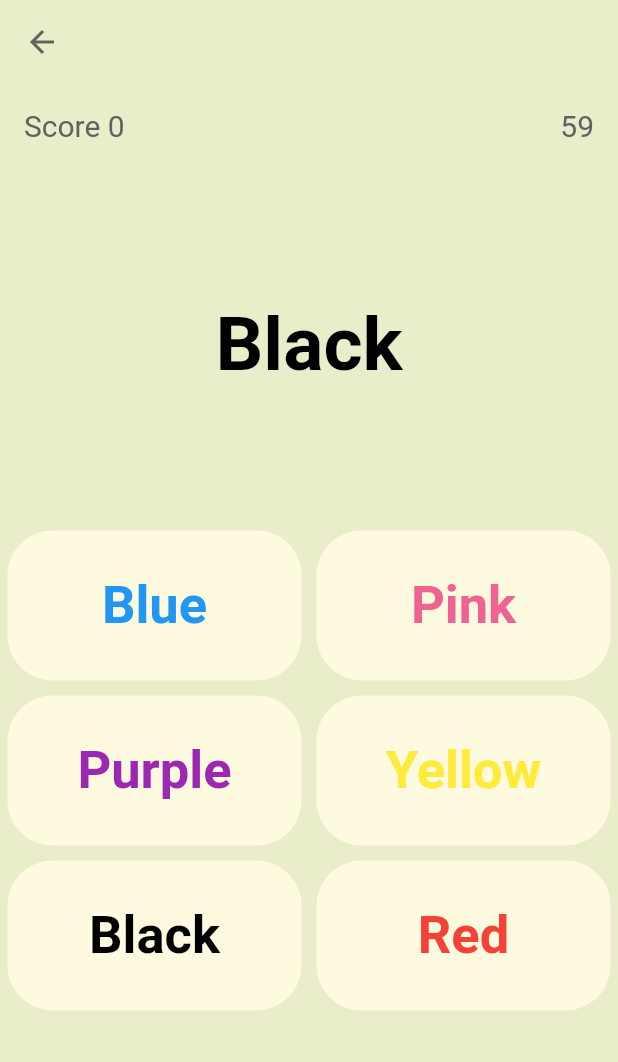
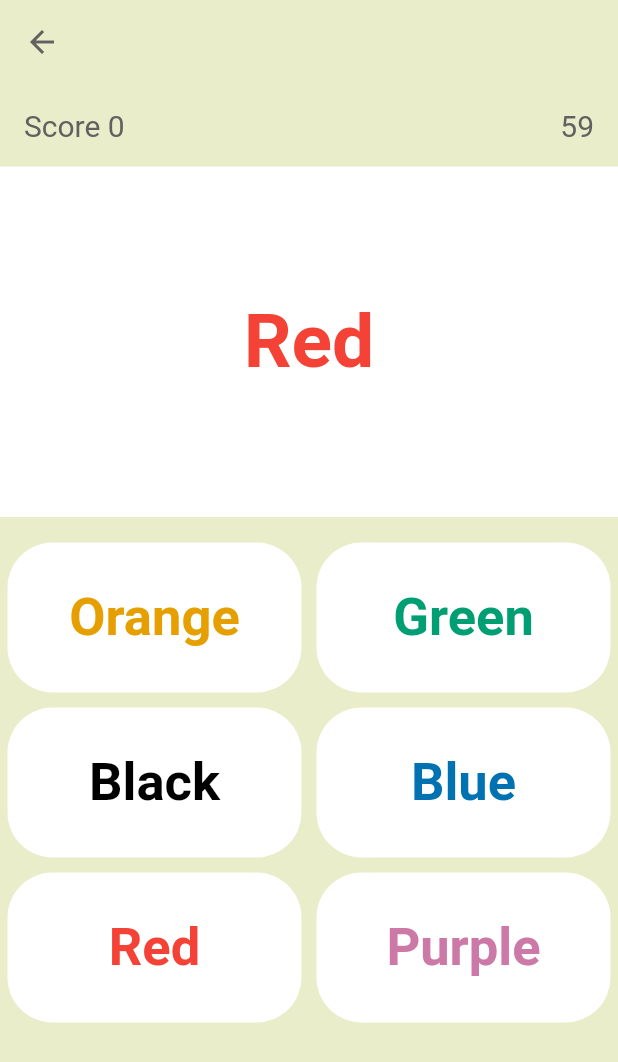
Before and after one commit to rinnbiesun/color_game, a Flutter app: the GamePage screen opened by its route, on a phone screen of 412 x 824 dp. Shown: the top 1062 px of the screen. Run offline on Flutter 3.47's test engine with Material 2 defaults, Android fonts, the light colour scheme and no system bars; our stand-ins replace device_info_plus, firebase_core, firebase_database, flutter_riverpod, sqflite; accounts and stored records are empty; generated files the repository leaves out were written again.

Commit message:
Update color list. Improve UX.

```diff
--- a/lib/app_color.dart
+++ b/lib/app_color.dart
@@ -18,18 +18,16 @@ class AppColor {
   static const appBarBackgroundColor = 0xffe9edc9;
   static const generalBackgroundColor = 0xffe9edc9;
   static const generalTextColor = 0xFF616161;
-  static const buttonBackgroundColor = 0xfffefae0;
+  static const buttonBackgroundColor = 0xffffffff;
 
-  static const colorBlue = Colors.blue;
+  static const colorBlue = Color(0xff0072b2);
   static const colorRed = Colors.red;
-  static const colorGreen = Colors.green;
-  static const colorYellow = Colors.yellow;
-  static const colorOrange = Colors.orange;
-  static const colorPurple = Colors.purple;
-  static const colorBrown = Colors.brown;
+  static const colorGreen = Color(0xff009e73);
+  static const colorYellow = Color(0xfff0e442);
+  static const colorOrange = Color(0xffe69f00);
+  static const colorPurple = Color(0xffcc79a7);
   static const colorBlack = Colors.black;
-  static const colorPink = Color(0xFFF06292);
-  static const colorGrey = Colors.grey;
+  static const colorSkyBlue = Color(0xff56b4e9);
 
   static const colorKeyBlue = 'blue';
   static const colorKeyRed = 'red';
@@ -37,10 +35,8 @@ class AppColor {
   static const colorKeyYellow = 'yellow';
   static const colorKeyOrange = 'orange';
   static const colorKeyPurple = 'purple';
-  static const colorKeyBrown = 'brown';
   static const colorKeyBlack = 'black';
-  static const colorKeyPink = 'pink';
-  static const colorKeyGrey = 'grey';
+  static const colorKeySkyBlue = 'skyBlue';
 
   static const colorsConfig = {
     colorKeyBlue: colorBlue,
@@ -49,10 +45,8 @@ class AppColor {
     colorKeyYellow: colorYellow,
     colorKeyOrange: colorOrange,
     colorKeyPurple: colorPurple,
-    colorKeyBrown: colorBrown,
     colorKeyBlack: colorBlack,
-    colorKeyPink: colorPink,
-    colorKeyGrey: colorGrey,
+    colorKeySkyBlue: colorSkyBlue,
   };
 
   static const List<String> colorKeys = [
@@ -62,10 +56,8 @@ class AppColor {
     colorKeyYellow,
     colorKeyOrange,
     colorKeyPurple,
-    colorKeyBrown,
     colorKeyBlack,
-    colorKeyPink,
-    colorKeyGrey,
+    colorKeySkyBlue,
   ];
 
   static const List<Color> colorList = [
@@ -75,10 +67,8 @@ class AppColor {
     colorYellow,
     colorOrange,
     colorPurple,
-    colorBrown,
     colorBlack,
-    colorPink,
-    colorGrey,
+    colorSkyBlue,
   ];
 }
 
@@ -97,14 +87,10 @@ String getColorName(BuildContext context, String key) {
       return appLocalizations.orange;
     case AppColor.colorKeyPurple:
       return appLocalizations.purple;
-    case AppColor.colorKeyBrown:
-      return appLocalizations.brown;
+    case AppColor.colorKeySkyBlue:
+      return appLocalizations.skyBlue;
     case AppColor.colorKeyBlack:
       return appLocalizations.black;
-    case AppColor.colorKeyPink:
-      return appLocalizations.pink;
-    case AppColor.colorKeyGrey:
-      return appLocalizations.grey;
     default:
       return '';
   }
--- a/lib/game/game_page.dart
+++ b/lib/game/game_page.dart
@@ -73,9 +73,16 @@ class _GamePageState extends ConsumerState<GamePage> {
               )
             ]),
           ),
-          const Expanded(
+          Expanded(
             flex: 1,
-            child: Center(child: ColorQuestion()),
+            child: Container(
+              color: Colors.white,
+              child: const Center(child: ColorQuestion()),
+            ),
+          ),
+          const SizedBox(
+            width: 0.0,
+            height: 12.0,
           ),
           const Expanded(
             flex: 2,
--- a/lib/l10n/app_en.arb
+++ b/lib/l10n/app_en.arb
@@ -84,20 +84,12 @@
     "@purple": {
         "description": "The purple color"
     },
-    "brown": "Brown",
-    "@brown": {
-        "description": "The brown color"
-    },
     "black": "Black",
     "@black": {
         "description": "The black color"
     },
-    "pink": "Pink",
-    "@pink": {
-        "description": "The pink color"
-    },
-    "grey": "Grey",
-    "@grey": {
-        "description": "The grey color"
+    "skyBlue": "Sky Blue",
+    "@skyBlue": {
+        "description": "The sky blue color"
     }
 }
--- a/lib/l10n/app_zh.arb
+++ b/lib/l10n/app_zh.arb
@@ -21,8 +21,6 @@
     "yellow": "黃",
     "orange": "橙",
     "purple": "紫",
-    "brown": "啡",
     "black": "黑",
-    "pink": "粉紅",
-    "grey": "灰"
+    "skyBlue": "天藍"
 }
--- a/lib/services/firebase_database.dart
+++ b/lib/services/firebase_database.dart
@@ -1,4 +1,3 @@
-import 'dart:convert';
 import 'dart:io';
 
 import 'package:firebase_database/firebase_database.dart';
```
